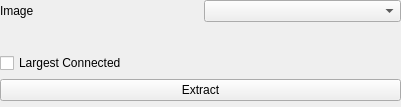
Above: Plugins/Mipf_Plugin_Utils/boneextract.ui from linson7017/MIPF before the change. Below: the same form after it.
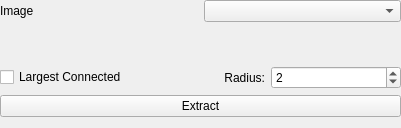
That is the form after the change. Custom widgets are drawn as their Qt base class.

Patch:
```diff
--- a/Plugins/Mipf_Plugin_Utils/boneextract.ui
+++ b/Plugins/Mipf_Plugin_Utils/boneextract.ui
@@ -7,7 +7,7 @@
     <x>0</x>
     <y>0</y>
     <width>401</width>
-    <height>107</height>
+    <height>128</height>
    </rect>
   </property>
   <property name="windowTitle">
@@ -19,7 +19,7 @@
      <x>0</x>
      <y>0</y>
      <width>401</width>
-     <height>101</height>
+     <height>117</height>
     </rect>
    </property>
    <layout class="QVBoxLayout" name="verticalLayout">
@@ -41,11 +41,35 @@
      <widget class="ctkRangeWidget" name="ThresholdSlider" native="true"/>
     </item>
     <item>
+     <layout class="QHBoxLayout" name="horizontalLayout_2">
+      <item>
      <widget class="QCheckBox" name="LargestConnectedCB">
       <property name="text">
        <string>Largest Connected</string>
       </property>
      </widget>
+      </item>
+      <item>
+       <widget class="QLabel" name="label_2">
+        <property name="text">
+         <string>Radius:</string>
+        </property>
+        <property name="alignment">
+         <set>Qt::AlignRight|Qt::AlignTrailing|Qt::AlignVCenter</set>
+        </property>
+       </widget>
+      </item>
+      <item>
+       <widget class="QSpinBox" name="Radius">
+        <property name="maximum">
+         <number>10</number>
+        </property>
+        <property name="value">
+         <number>2</number>
+        </property>
+       </widget>
+      </item>
+     </layout>
     </item>
     <item>
      <widget class="QPushButton" name="ExtractBtn">
```
Lines whose indentation alone changed are shown as unchanged.
